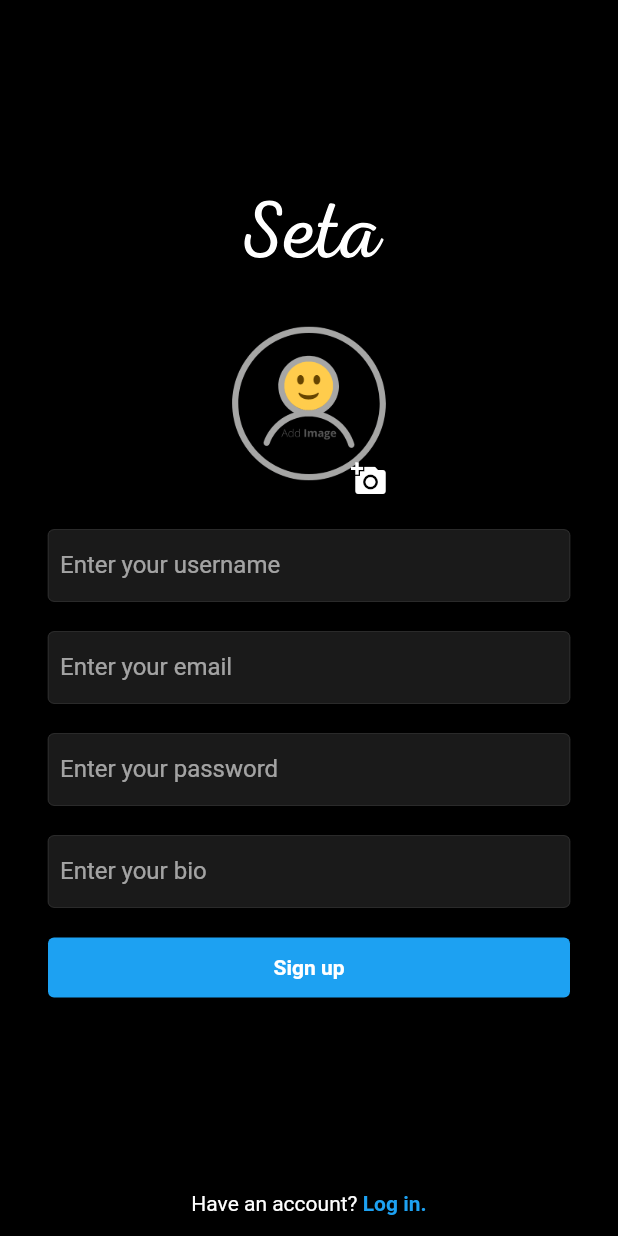
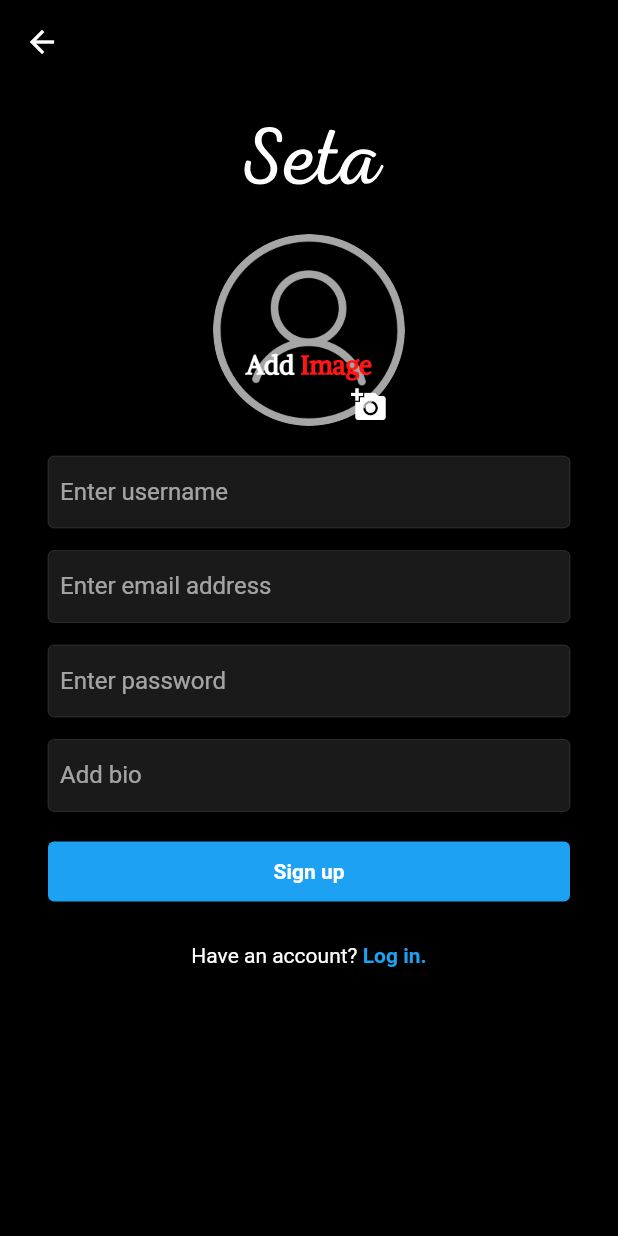
Before and after one commit to ashwinsk24/seta, a Flutter app: the SignupScreen screen opened directly, on a phone screen of 412 x 824 dp. Run offline on Flutter 3.47's test engine with Material 2 defaults, Android fonts, the phone set to English and light mode, and no system bars; our stand-ins replace cloud_firestore, firebase_auth, firebase_core, firebase_storage, flutter_svg, image_picker; accounts and stored records are empty; network calls fail.

Commit message:
signup_screen issues solved

```diff
--- a/lib/screens/signup_screen.dart
+++ b/lib/screens/signup_screen.dart
@@ -9,6 +9,7 @@ import 'package:seta/responsive/responsive_layout_screen.dart';
 import 'package:seta/responsive/web_screen_layout.dart';
 import 'package:seta/screens/login_screen.dart';
 import 'package:seta/utils/colors.dart';
+import 'package:seta/utils/global_variable.dart';
 import 'package:seta/utils/utils.dart';
 import 'package:seta/widgets/text_field_input.dart';
 
@@ -59,7 +60,7 @@ class _SignupScreenState extends State<SignupScreen> {
       _isLoading = false;
     });
 
-    if (res != 'Success') {
+    if (res != "success") {
       // ignore: use_build_context_synchronously
       showSnackBar(res, context);
     } else {
@@ -84,16 +85,24 @@ class _SignupScreenState extends State<SignupScreen> {
 
   @override
   Widget build(BuildContext context) {
+    final width = MediaQuery.of(context).size.width;
     return Scaffold(
-      resizeToAvoidBottomInset: false,
-      body: SafeArea(
+      appBar: AppBar(
+        backgroundColor:
+            width > webScreenSize ? webBackgroundColor : mobileBackgroundColor,
+        centerTitle: false,
+      ),
+      //resizeToAvoidBottomInset: false,
+      body: SingleChildScrollView(
+        child: SafeArea(
           child: Container(
             padding: const EdgeInsets.symmetric(horizontal: 32),
             width: double.infinity,
             child: Column(
               crossAxisAlignment: CrossAxisAlignment.center,
               children: [
-              Flexible(flex: 2, child: Container()),
+                const SizedBox(height: 10),
+                //Flexible(flex: 1, child: Container()),
                 SvgPicture.asset(
                   'assets/seta_logo.svg',
                   color: primaryColor,
@@ -128,29 +137,29 @@ class _SignupScreenState extends State<SignupScreen> {
                 const SizedBox(height: 20),
                 //username textfield
                 TextFieldInput(
-                labelText: 'Enter your username',
+                  labelText: 'Enter username',
                   textInputType: TextInputType.text,
                   textEditingController: _usernameController,
                 ),
-              const SizedBox(height: 20),
+                const SizedBox(height: 15),
                 //text email
                 TextFieldInput(
-                labelText: 'Enter your email',
+                  labelText: 'Enter email address',
                   textInputType: TextInputType.emailAddress,
                   textEditingController: _emailController,
                 ),
-              const SizedBox(height: 20),
+                const SizedBox(height: 15),
                 //text password
                 TextFieldInput(
-                labelText: 'Enter your password',
+                  labelText: 'Enter password',
                   textInputType: TextInputType.text,
                   textEditingController: _passwordController,
                   isPass: true,
                 ),
-              const SizedBox(height: 20),
+                const SizedBox(height: 15),
                 //bio textfield
                 TextFieldInput(
-                labelText: 'Enter your bio',
+                  labelText: 'Add bio',
                   textInputType: TextInputType.text,
                   textEditingController: _bioController,
                 ),
@@ -183,8 +192,8 @@ class _SignupScreenState extends State<SignupScreen> {
                           ),
                   ),
                 ),
-              const SizedBox(height: 6),
-              Flexible(flex: 2, child: Container()),
+                const SizedBox(height: 20),
+                //Flexible(flex: 5, child: Container()),
                 // signup!
                 Row(
                   mainAxisAlignment: MainAxisAlignment.center,
@@ -217,6 +226,7 @@ class _SignupScreenState extends State<SignupScreen> {
             ),
           ),
         ),
+      ),
     );
   }
 }
```
Also changed, not shown: assets/sample_profile.png. Lines whose indentation alone changed are shown as unchanged.
